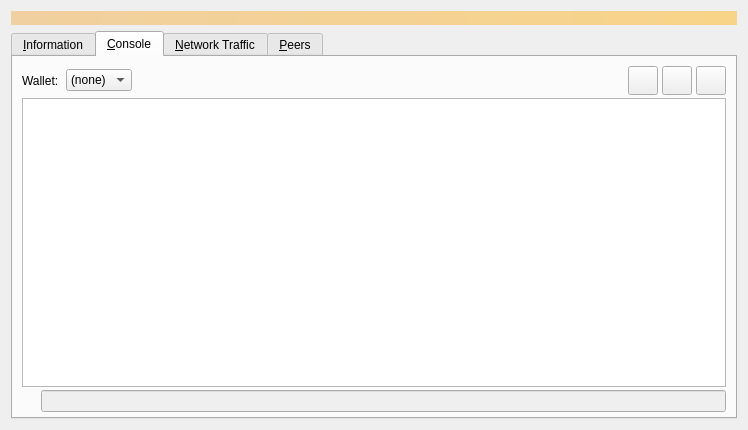
Qt form src/qt/forms/debugwindow.ui (bitnet-io/bitnet-core) before a commit.
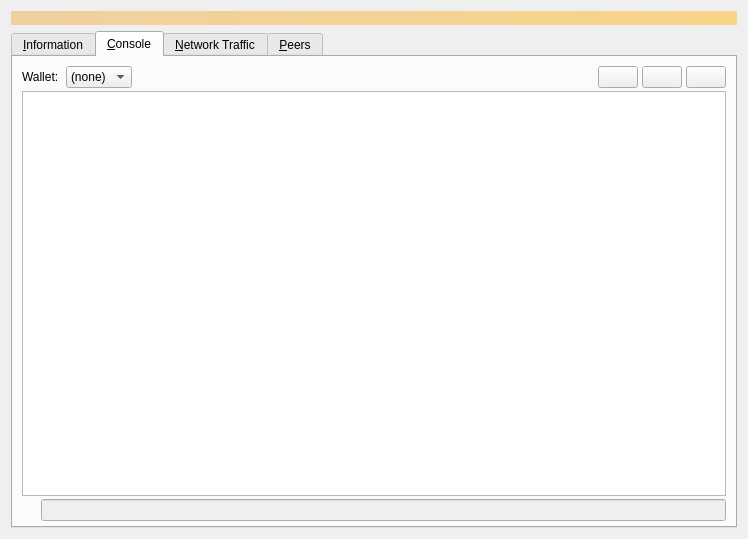
The same form after that commit. The open tabs and pages were chosen to show the change. Icons and pictures are not drawn. Custom widgets are drawn as their Qt base class.

Commit message: attempt to push 70035 for changes for POS every previous version will break must use new version

The edit to the form file:
```diff
--- a/src/qt/forms/debugwindow.ui
+++ b/src/qt/forms/debugwindow.ui
@@ -6,8 +6,8 @@
    <rect>
     <x>0</x>
     <y>0</y>
-    <width>740</width>
-    <height>430</height>
+    <width>744</width>
+    <height>539</height>
    </rect>
   </property>
   <property name="windowTitle">
@@ -470,7 +470,7 @@
           </spacer>
          </item>
          <item>
-          <widget class="QToolButton" name="fontSmallerButton">
+          <widget class="QtumPushButton" name="fontSmallerButton">
            <property name="toolTip">
             <string>Decrease font size</string>
            </property>
@@ -490,7 +490,7 @@
           </widget>
          </item>
          <item>
-          <widget class="QToolButton" name="fontBiggerButton">
+          <widget class="QtumPushButton" name="fontBiggerButton"> 
            <property name="toolTip">
             <string>Increase font size</string>
            </property>
@@ -510,7 +510,7 @@
           </widget>
          </item>
          <item>
-          <widget class="QToolButton" name="clearButton">
+          <widget class="QtumPushButton" name="clearButton"> 
            <property name="toolTip">
             <string>Clear console</string>
            </property>
@@ -1706,6 +1706,11 @@
     <slot>clear()</slot>
    </slots>
   </customwidget>
+  <customwidget>
+   <class>QtumPushButton</class>
+   <extends>QPushButton</extends>
+   <header>qt/qtumpushbutton.h</header>
+  </customwidget>
  </customwidgets>
  <resources>
   <include location="../bitnet.qrc"/>
```
Left out of the diff: 95 changed lines with no effect on the pictures. The commit also changes 2752 other files.
